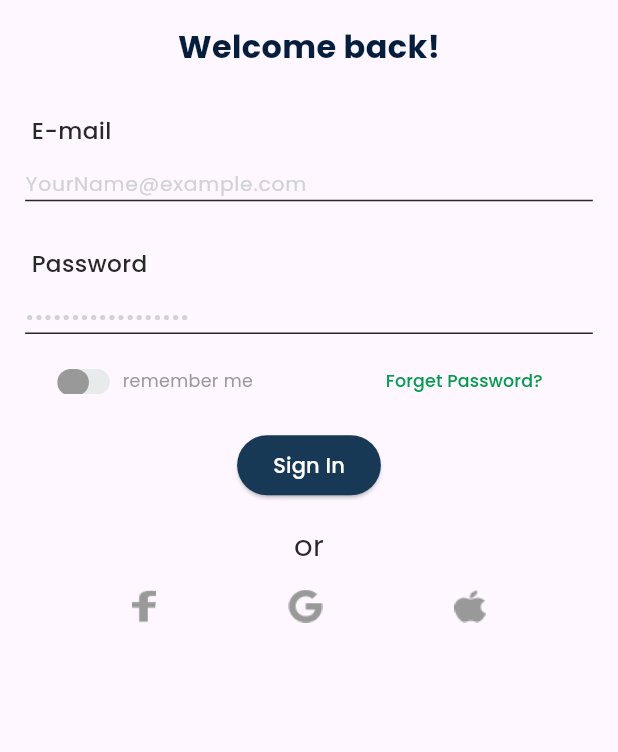
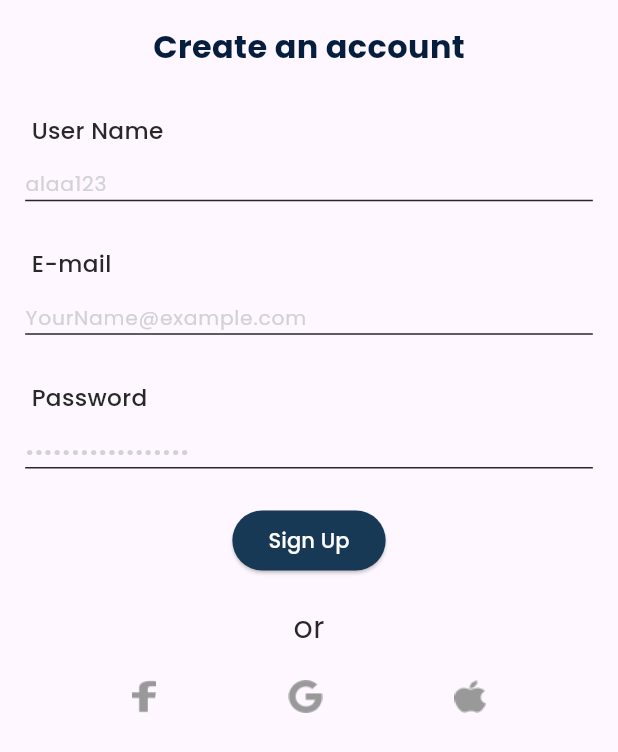
Before and after one commit to AlaaSharshera/Pathly, a Flutter app: the screen it shows after launch, on a phone screen of 412 x 824 dp. Shown: the top 752 px of the screen. Run offline on Flutter 3.47's test engine with Material 3 defaults, Android fonts, the phone set to English and light mode, and no system bars; our stand-ins replace device_preview, firebase_core, flutter_screenutil, get, google_fonts; missing offline and left inert: flutter_stripe; accounts and stored records are empty.

Commit message:
add signup form

```diff
--- a/lib/app.dart
+++ b/lib/app.dart
@@ -2,7 +2,7 @@ import 'package:device_preview/device_preview.dart';
 import 'package:flutter/material.dart';
 import 'package:flutter_screenutil/flutter_screenutil.dart';
 import 'package:get/get.dart';
-import 'package:pathly/widgets/auth_widgets/login_form.dart';
+import 'package:pathly/widgets/auth_widgets/signup_form.dart';
 
 class Pathly extends StatelessWidget {
   const Pathly({super.key});
@@ -19,7 +19,7 @@ class Pathly extends StatelessWidget {
           locale: DevicePreview.locale(context),
           builder: DevicePreview.appBuilder,
           debugShowCheckedModeBanner: false,
-          home: Scaffold(body: CustomLoginForm()),
+          home: Scaffold(body: CustomSignupForm()),
         );
       },
     );
--- /dev/null
+++ b/lib/widgets/auth_widgets/signup_form.dart
@@ -0,0 +1,123 @@
+import 'package:flutter/material.dart';
+import 'package:google_fonts/google_fonts.dart';
+import 'package:pathly/constant.dart';
+import 'package:pathly/utils/validators.dart';
+import 'package:pathly/widgets/auth_widgets/auth_button.dart';
+import 'package:pathly/widgets/auth_widgets/auth_center_text.dart';
+import 'package:pathly/widgets/auth_widgets/auth_options_row.dart';
+import 'package:pathly/widgets/auth_widgets/auth_textfield.dart';
+import 'package:pathly/widgets/auth_widgets/auth_textfield_label.dart';
+
+class CustomSignupForm extends StatefulWidget {
+  const CustomSignupForm({super.key});
+
+  @override
+  State<CustomSignupForm> createState() => _CustomSignupFormState();
+}
+
+class _CustomSignupFormState extends State<CustomSignupForm> {
+  final GlobalKey<FormState> formKey = GlobalKey<FormState>();
+  AutovalidateMode autovalidateMode = AutovalidateMode.disabled;
+  String? email;
+
+  String? pass;
+
+  String? userName;
+
+  @override
+  Widget build(BuildContext context) {
+    return Form(
+      key: formKey,
+      child: Column(
+        children: [
+          AuthCenterText(text: "Create an account"),
+          AuthlabelTextField(text: "User Name"),
+          Padding(
+            padding: const EdgeInsets.only(bottom: 16.0),
+            child: AuthTextField(
+              hintText: "alaa123",
+              autovalidateMode: autovalidateMode,
+              onSaved: (value) {
+                userName = value;
+              },
+
+              validator: (value) {
+                if (value == null || value.isEmpty) {
+                  return "Please , Enter user name";
+                } else if (validateUserName(value).isNotEmpty) {
+                  return "Username must ${validateUserName(value)}";
+                }
+                return null;
+              },
+            ),
+          ),
+          AuthlabelTextField(text: "E-mail"),
+          Padding(
+            padding: const EdgeInsets.only(bottom: 16.0),
+            child: AuthTextField(
+              hintText: "YourName@example.com",
+              autovalidateMode: autovalidateMode,
+              onSaved: (value) {
+                email = value;
+              },
+              validator: (value) {
+                if (value == null || value.isEmpty) {
+                  return "Please , Enter E-mail";
+                } else if (!RegExp(
+                  r'^[\w-\.]+@([\w-]+\.)+[\w-]{2,4}$',
+                ).hasMatch(value)) {
+                  return 'Enter a valid email';
+                }
+                return null;
+              },
+            ),
+          ),
+          AuthlabelTextField(text: "Password"),
+          Padding(
+            padding: const EdgeInsets.only(bottom: 24.0),
+            child: AuthTextField(
+              hintText: "••••••••••••••••••",
+              autovalidateMode: autovalidateMode,
+              obscureText: true,
+              onSaved: (value) {
+                pass = value;
+              },
+              validator: (value) {
+                if (value == null || value.isEmpty) {
+                  return "Please ,Enter Password";
+                } else if (validatePassword(value).isNotEmpty) {
+                  return "pass must have at least ${validatePassword(value)}";
+                }
+                return null;
+              },
+            ),
+          ),
+          AuthButton(
+            buttonText: "Sign Up",
+            onPressed: () async {
+              autovalidateMode = AutovalidateMode.onUserInteraction;
+              FocusScope.of(context).unfocus();
+              if (formKey.currentState!.validate()) {
+                formKey.currentState!.save();
+              }
+            },
+          ),
+          Padding(
+            padding: const EdgeInsets.symmetric(vertical: 20.0),
+            child: Text(
+              "or",
+              style: GoogleFonts.poppins(
+                textStyle: const TextStyle(color: kBlackColor, fontSize: 20),
+              ),
+            ),
+          ),
+          AuthOptionsRow(
+            onpressedfacebook: () {},
+            onPressedgoogle: () {},
+            onPressedApple: () {},
+          ),
+        ],
+      ),
+    );
+  }
+}
```
